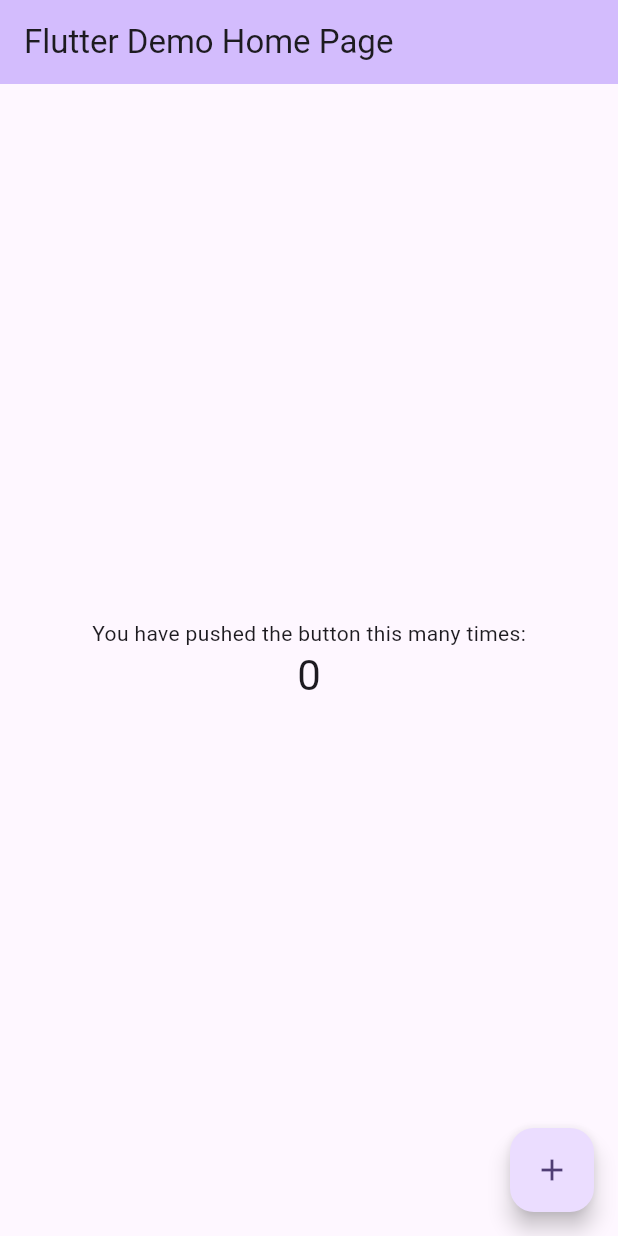
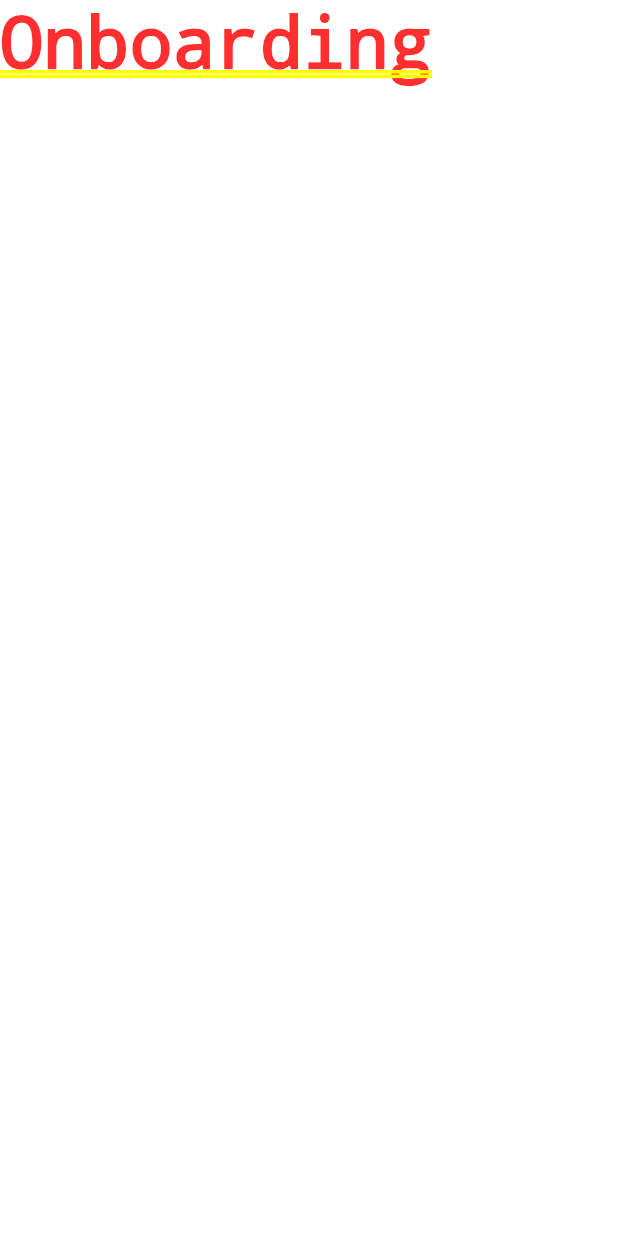
Before and after one commit to abdelrahman3003/flutter_advanced, a Flutter app: the screen it shows after launch, on a phone screen of 412 x 824 dp. Run offline on Flutter 3.47's test engine with Material 3 defaults, Android fonts, the phone set to English and light mode, and no system bars; our stand-ins replace flutter_screenutil.

Commit message:
prepare some constatnt in app

```diff
--- /dev/null
+++ b/lib/core/constant/routes.dart
@@ -0,0 +1,20 @@
+import 'package:clinic_system/features/onboarding/view/onboarding_view.dart';
+import 'package:flutter/material.dart';
+
+class Routes {
+  static const String onboardingView = '/onboardingView';
+ static Route generateRoute(RouteSettings setting) {
+    switch (setting.name) {
+      case "/":
+        return MaterialPageRoute(builder: (context) => const OnboardingView());
+      default:
+        return MaterialPageRoute(
+          builder: (context) => Scaffold(
+            body: Center(
+              child: Text("No route defind for ${setting.name}"),
+            ),
+          ),
+        );
+    }
+  }
+}
--- /dev/null
+++ b/lib/core/theme/colors.dart
@@ -0,0 +1,5 @@
+import 'package:flutter/material.dart';
+
+class Colors {
+  static const Color primary = Color(0xff247CFF);
+}
--- /dev/null
+++ b/lib/features/onboarding/view/onboarding_view.dart
@@ -0,0 +1,10 @@
+import 'package:flutter/material.dart';
+
+class OnboardingView extends StatelessWidget {
+  const OnboardingView({super.key});
+
+  @override
+  Widget build(BuildContext context) {
+    return const Text("Onboarding");
+  }
+}
--- a/lib/main.dart
+++ b/lib/main.dart
@@ -1,125 +1,31 @@
+import 'package:clinic_system/core/constant/routes.dart';
 import 'package:flutter/material.dart';
+import 'package:flutter_screenutil/flutter_screenutil.dart';
 
 void main() {
-  runApp(const MyApp());
+  runApp(const ClinicApp());
 }
 
-class MyApp extends StatelessWidget {
-  const MyApp({super.key});
-
-  // This widget is the root of your application.
-  @override
-  Widget build(BuildContext context) {
-    return MaterialApp(
-      title: 'Flutter Demo test 1',
-      theme: ThemeData(
-        // This is the theme of your application.
-        //
-        // TRY THIS: Try running your application with "flutter run". You'll see
-        // the application has a purple toolbar. Then, without quitting the app,
-        // try changing the seedColor in the colorScheme below to Colors.green
-        // and then invoke "hot reload" (save your changes or press the "hot
-        // reload" button in a Flutter-supported IDE, or press "r" if you used
-        // the command line to start the app).
-        //
-        // Notice that the counter didn't reset back to zero; the application
-        // state is not lost during the reload. To reset the state, use hot
-        // restart instead.
-        //
-        // This works for code too, not just values: Most code changes can be
-        // tested with just a hot reload.
-        colorScheme: ColorScheme.fromSeed(seedColor: Colors.deepPurple),
-        useMaterial3: true,
-      ),
-      home: const MyHomePage(title: 'Flutter Demo Home Page'),
-    );
-  }
-}
-
-class MyHomePage extends StatefulWidget {
-  const MyHomePage({super.key, required this.title});
-
-  // This widget is the home page of your application. It is stateful, meaning
-  // that it has a State object (defined below) that contains fields that affect
-  // how it looks.
-
-  // This class is the configuration for the state. It holds the values (in this
-  // case the title) provided by the parent (in this case the App widget) and
-  // used by the build method of the State. Fields in a Widget subclass are
-  // always marked "final".
-
-  final String title;
-
-  @override
-  State<MyHomePage> createState() => _MyHomePageState();
-}
-
-class _MyHomePageState extends State<MyHomePage> {
-  int _counter = 0;
-
-  void _incrementCounter() {
-    setState(() {
-      // This call to setState tells the Flutter framework that something has
-      // changed in this State, which causes it to rerun the build method below
-      // so that the display can reflect the updated values. If we changed
-      // _counter without calling setState(), then the build method would not be
-      // called again, and so nothing would appear to happen.
-      _counter++;
-    });
-  }
+class ClinicApp extends StatelessWidget {
+  const ClinicApp({super.key});
 
   @override
   Widget build(BuildContext context) {
-    // This method is rerun every time setState is called, for instance as done
-    // by the _incrementCounter method above.
-    //
-    // The Flutter framework has been optimized to make rerunning build methods
-    // fast, so that you can just rebuild anything that needs updating rather
-    // than having to individually change instances of widgets.
-    return Scaffold(
-      appBar: AppBar(
-        // TRY THIS: Try changing the color here to a specific color (to
-        // Colors.amber, perhaps?) and trigger a hot reload to see the AppBar
-        // change color while the other colors stay the same.
-        backgroundColor: Theme.of(context).colorScheme.inversePrimary,
-        // Here we take the value from the MyHomePage object that was created by
-        // the App.build method, and use it to set our appbar title.
-        title: Text(widget.title),
-      ),
-      body: Center(
-        // Center is a layout widget. It takes a single child and positions it
-        // in the middle of the parent.
-        child: Column(
-          // Column is also a layout widget. It takes a list of children and
-          // arranges them vertically. By default, it sizes itself to fit its
-          // children horizontally, and tries to be as tall as its parent.
-          //
-          // Column has various properties to control how it sizes itself and
-          // how it positions its children. Here we use mainAxisAlignment to
-          // center the children vertically; the main axis here is the vertical
-          // axis because Columns are vertical (the cross axis would be
-          // horizontal).
-          //
-          // TRY THIS: Invoke "debug painting" (choose the "Toggle Debug Paint"
-          // action in the IDE, or press "p" in the console), to see the
-          // wireframe for each widget.
-          mainAxisAlignment: MainAxisAlignment.center,
-          children: <Widget>[
-            const Text(
-              'You have pushed the button this many times:',
+    return ScreenUtilInit(
+        designSize: const Size(360, 690),
+        minTextAdapt: true,
+        splitScreenMode: true,
+        // Use builder only if you need to use library outside ScreenUtilInit context
+        builder: (_, child) {
+          return MaterialApp(
+            debugShowCheckedModeBanner: false,
+            title: 'First Method',
+            theme: ThemeData(
+              primarySwatch: Colors.blue,
+              textTheme: Typography.englishLike2018.apply(fontSizeFactor: 1.sp),
             ),
-            Text(
-              '$_counter',
-              style: Theme.of(context).textTheme.headlineMedium,
-            ),
-          ],
-        ),
-      ),
-      floatingActionButton: FloatingActionButton(
-        onPressed: _incrementCounter,
-        tooltip: 'Increment',
-        child: const Icon(Icons.add),
-      ), // This trailing comma makes auto-formatting nicer for build methods.
-    );
+            onGenerateRoute: Routes.generateRoute,
+          );
+        });
   }
 }
```
Also changed, not shown: pubspec.yaml (+22 -0 lines), pubspec.lock, 2 other files.
